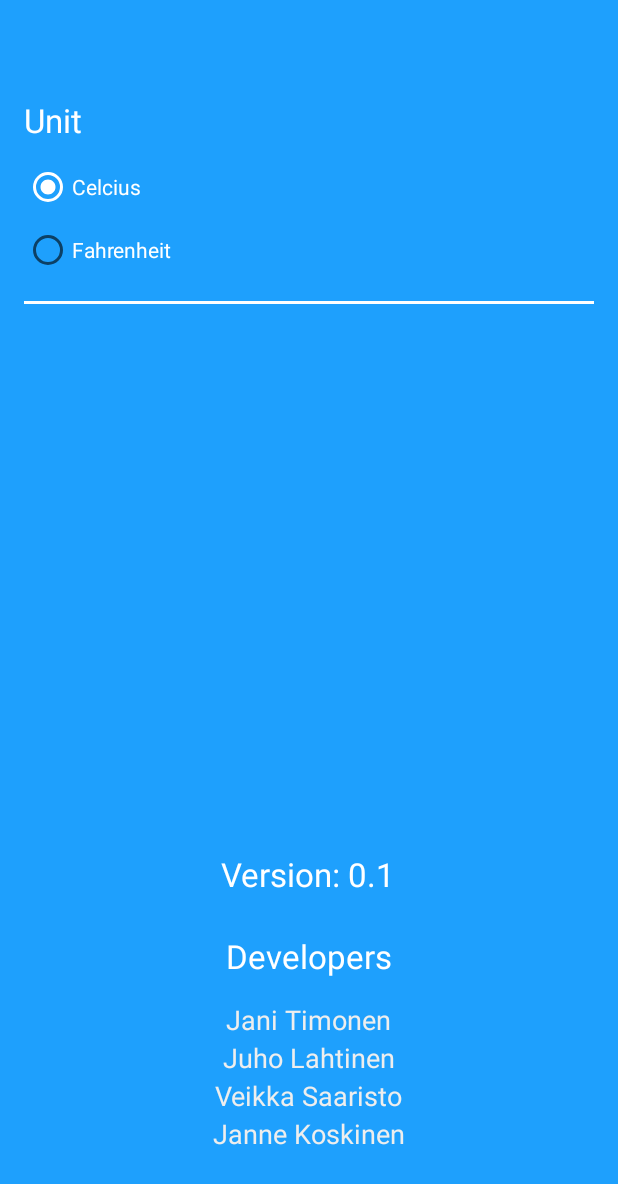
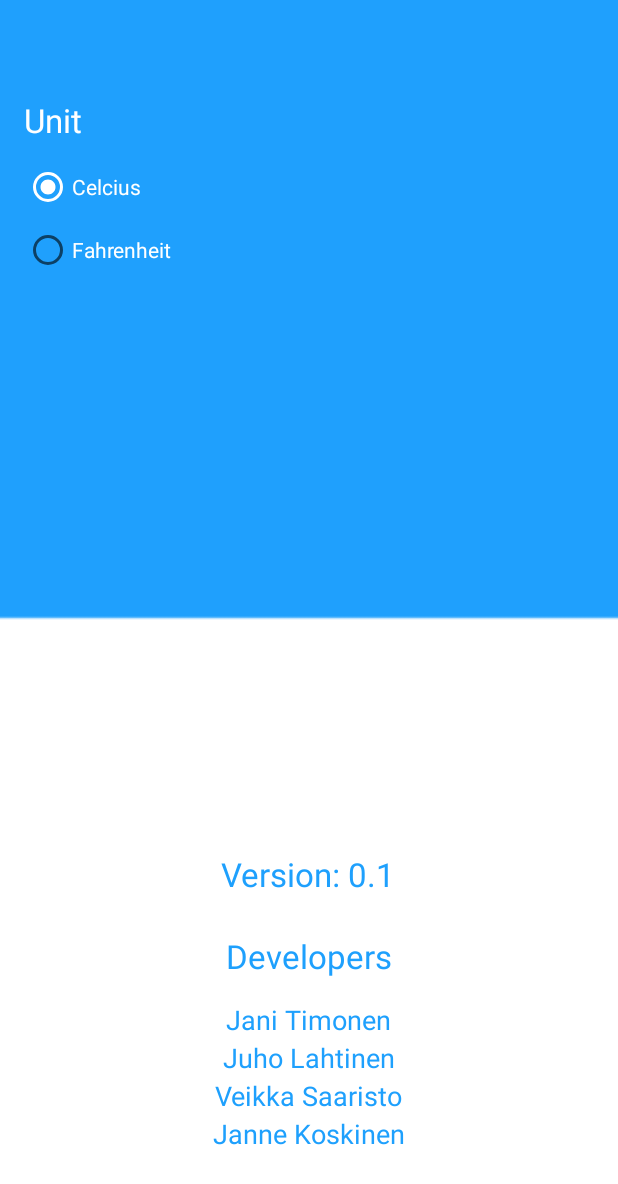
Before and after one commit to timpelo/WeatherApp, an Android app: the SettingsActivity screen opened directly, with no data from a screen before it, on a phone screen of 412 x 824 dp. Shown: the top 1184 px of the screen. Run offline under Robolectric (Android 15) with nearby library versions, the light colour scheme and no system bars; 2 statements that could not run were skipped.

Commit message:
Fixed api key and created new layout.

```diff
--- a/app/src/main/java/tamk/tiko/com/weatherapp/MainActivity.java
+++ b/app/src/main/java/tamk/tiko/com/weatherapp/MainActivity.java
@@ -211,7 +211,7 @@ public class MainActivity extends AppCompatActivity implements ConnectionCallbac
         TextView text = (TextView)findViewById(R.id.tempertureText);
         TextView city = (TextView)findViewById(R.id.cityName);
         TextView desc = (TextView) findViewById(R.id.description);
-        RestConnectionCurrent rest = new RestConnectionCurrent();
+        RestConnectionCurrent rest = new RestConnectionCurrent(this);
         TextView unitText = (TextView) findViewById(R.id.unitText);
         String restResult = null;
         try {
--- a/app/src/main/res/layout/content_settings.xml
+++ b/app/src/main/res/layout/content_settings.xml
@@ -11,7 +11,7 @@
     app:layout_behavior="@string/appbar_scrolling_view_behavior"
     tools:context="tamk.tiko.com.weatherapp.SettingsActivity"
     tools:showIn="@layout/activity_settings"
-    android:background="#1ea0fd">
+    android:background="@drawable/bg">
 
     <TextView
         android:layout_width="wrap_content"
@@ -53,14 +53,7 @@
             android:textColor="#ffffff" />
     </RadioGroup>
 
-    <View
-        android:layout_alignBottom="@id/radioGroup"
-        android:layout_height="2dp"
-        android:layout_width="match_parent"
-        android:layout_marginBottom="-20dp"
-        android:background="#ffffff"
-        android:layout_centerHorizontal="true"
-        android:id="@+id/verticalSeparator" />
+
 
     <TextView
         android:layout_width="wrap_content"
@@ -71,7 +64,7 @@
         android:layout_above="@+id/textView4"
         android:layout_centerHorizontal="true"
         android:layout_marginBottom="25dp"
-        android:textColor="#ffffff" />
+        android:textColor="#1ea0fd" />
 
     <TextView
         android:layout_width="wrap_content"
@@ -82,7 +75,7 @@
         android:layout_above="@+id/jani"
         android:layout_centerHorizontal="true"
         android:layout_marginBottom="15dp"
-        android:textColor="#ffffff" />
+        android:textColor="#1ea0fd" />
 
     <TextView
         android:layout_width="wrap_content"
@@ -93,7 +86,7 @@
         android:layout_alignBottom="@+id/juho"
         android:layout_marginBottom="25dp"
         android:layout_centerHorizontal="true"
-        android:textColor="#eeeeee" />
+        android:textColor="#1ea0fd" />
 
     <TextView
         android:layout_width="wrap_content"
@@ -104,7 +97,7 @@
         android:layout_alignBottom="@+id/veikka"
         android:layout_marginBottom="25dp"
         android:layout_centerHorizontal="true"
-        android:textColor="#eeeeee" />
+        android:textColor="#1ea0fd" />
 
     <TextView
         android:layout_width="wrap_content"
@@ -115,7 +108,7 @@
         android:layout_alignBottom="@+id/janne"
         android:layout_marginBottom="25dp"
         android:layout_centerHorizontal="true"
-        android:textColor="#eeeeee" />
+        android:textColor="#1ea0fd" />
 
     <TextView
         android:layout_width="wrap_content"
@@ -126,7 +119,7 @@
         android:layout_centerHorizontal="true"
         android:layout_alignParentBottom="true"
         android:layout_marginBottom="40dp"
-        android:textColor="#eeeeee" />
+        android:textColor="#1ea0fd" />
 
 
 </RelativeLayout>
--- a/app/src/main/res/values/version.xml
+++ b/app/src/main/res/values/version.xml
@@ -1,4 +1,5 @@
 <?xml version="1.0" encoding="utf-8"?>
 <resources>
     <string name="version">0.1</string>
+    <string name="appid">b5c37673c9f4331c72f5b9671325156b</string>
 </resources>
```
Also changed, not shown: app/src/main/java/tamk/tiko/com/weatherapp/RestConnectionCurrent.java (+7 -1 lines), app/src/main/java/tamk/tiko/com/weatherapp/RestConnectionForeCast.java (+7 -1 lines), app/src/main/res/layout/content_main.xml (+6 -5 lines), app/src/main/res/drawable/bg.png (added), app/src/main/res/drawable/icon_sunny.png.
